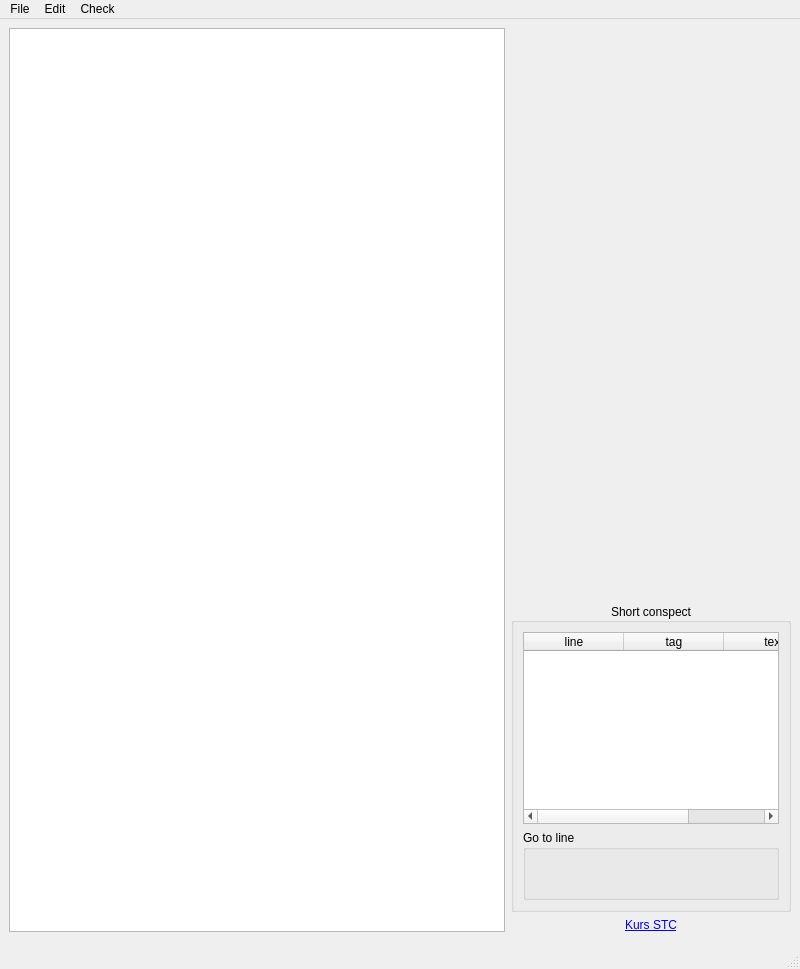
First picture: the form in ui/mainwindow.ui, repository baziorek/STC_editor, before the edit.
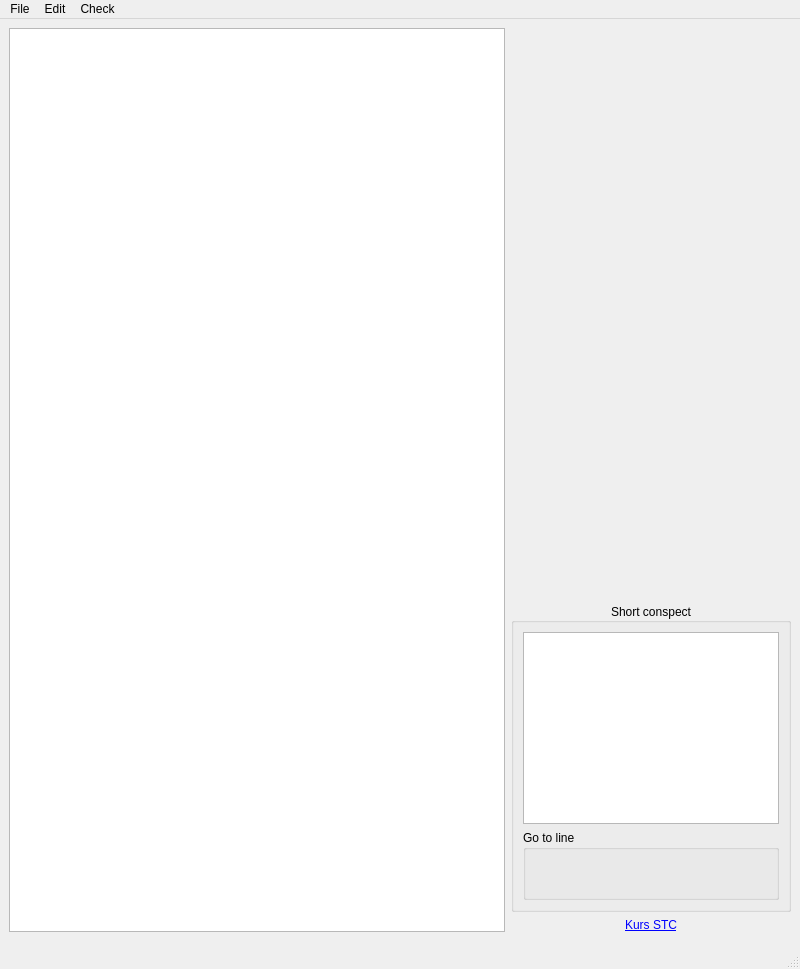
Second picture: the form after the edit. Custom widgets are drawn as their Qt base class.

```diff
--- a/ui/mainwindow.ui
+++ b/ui/mainwindow.ui
@@ -38,21 +38,6 @@
          <property name="cornerButtonEnabled">
           <bool>false</bool>
          </property>
-         <column>
-          <property name="text">
-           <string>line</string>
-          </property>
-         </column>
-         <column>
-          <property name="text">
-           <string>tag</string>
-          </property>
-         </column>
-         <column>
-          <property name="text">
-           <string>text</string>
-          </property>
-         </column>
         </widget>
        </item>
        <item>
@@ -289,6 +274,11 @@
    <header>ui/stctagsbuttons.h</header>
    <container>1</container>
   </customwidget>
+  <customwidget>
+   <class>FilteredTagTableWidget</class>
+   <extends>QTableWidget</extends>
+   <header>widgets/filteredtagtablewidget.h</header>
+  </customwidget>
  </customwidgets>
  <tabstops>
   <tabstop>plainTextEdit</tabstop>
```
Left out of the diff: 2 changed lines with no effect on the pictures.
